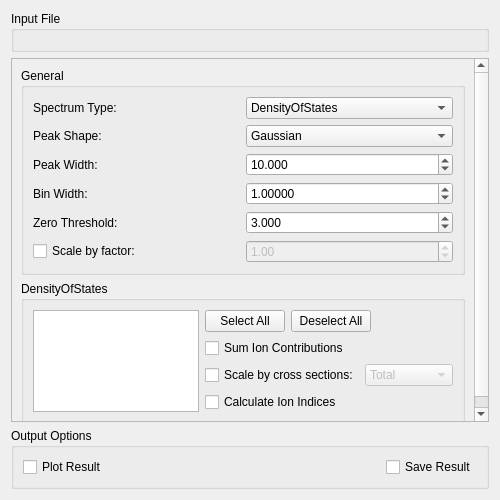
Qt form MantidQt/CustomInterfaces/inc/MantidQtCustomInterfaces/Indirect/DensityOfStates.ui (mantidproject/mantid) before a commit.
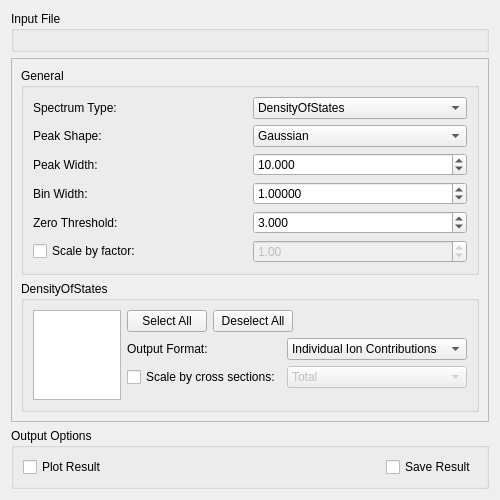
The same form after that commit. Custom widgets are drawn as their Qt base class.

Commit message:
Change interface to use combo boc for output format
Refs #16950

Patch:
```diff
--- a/MantidQt/CustomInterfaces/inc/MantidQtCustomInterfaces/Indirect/DensityOfStates.ui
+++ b/MantidQt/CustomInterfaces/inc/MantidQtCustomInterfaces/Indirect/DensityOfStates.ui
@@ -359,27 +359,33 @@
                   </item>
                  </widget>
                 </item>
-                <item row="4" column="0" colspan="2">
-                  <widget class="QCheckBox" name="ckCalcIndices">
-                    <property name="toolTip">
-                      <string>&lt;html&gt;&lt;head/&gt;&lt;body&gt;&lt;p&gt;Calculate each index from each ion individually.&lt;/p&gt;&lt;/body&gt;&lt;/html&gt;</string>
-                    </property>
+                <item row="2" column="0">
+                  <widget class="QLabel" name="lbOutputFormat">
                     <property name="text">
-                      <string>Calculate Ion Indices</string>
+                      <string>Output Format:</string>
                     </property>
                   </widget>
                 </item>
-                <item row="2" column="0" colspan="2">
-                 <widget class="QCheckBox" name="ckSumContributions">
-                  <property name="toolTip">
-                   <string>&lt;html&gt;&lt;head/&gt;&lt;body&gt;&lt;p&gt;Sum contributions from selected ions.&lt;/p&gt;&lt;/body&gt;&lt;/html&gt;</string>
-                  </property>
+                <item row="2" column="1">
+                  <widget class="QComboBox" name="cbOutputFormat">
+                    <item>
+                      <property name="text">
+                        <string>Individual Ion Contributions</string>
+                      </property>
+                    </item>
+                    <item>
                   <property name="text">
                    <string>Sum Ion Contributions</string>
                   </property>
+                    </item>
+                    <item>
+                      <property name="text">
+                        <string>Calculate Individual Indices</string>
+                      </property>
+                    </item>
                  </widget>
                 </item>
-                <item row="5" column="0" colspan="2">
+                <item row="4" column="0" colspan="2">
                  <spacer name="verticalSpacer">
                   <property name="orientation">
                    <enum>Qt::Vertical</enum>
```
Lines whose indentation alone changed are shown as unchanged.
